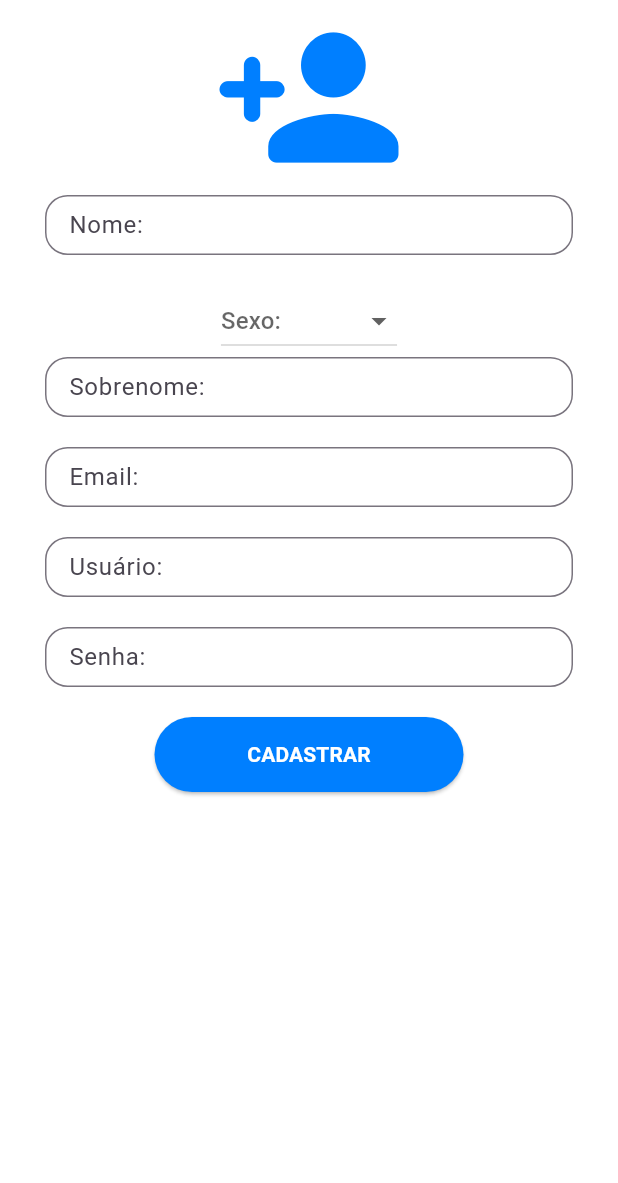
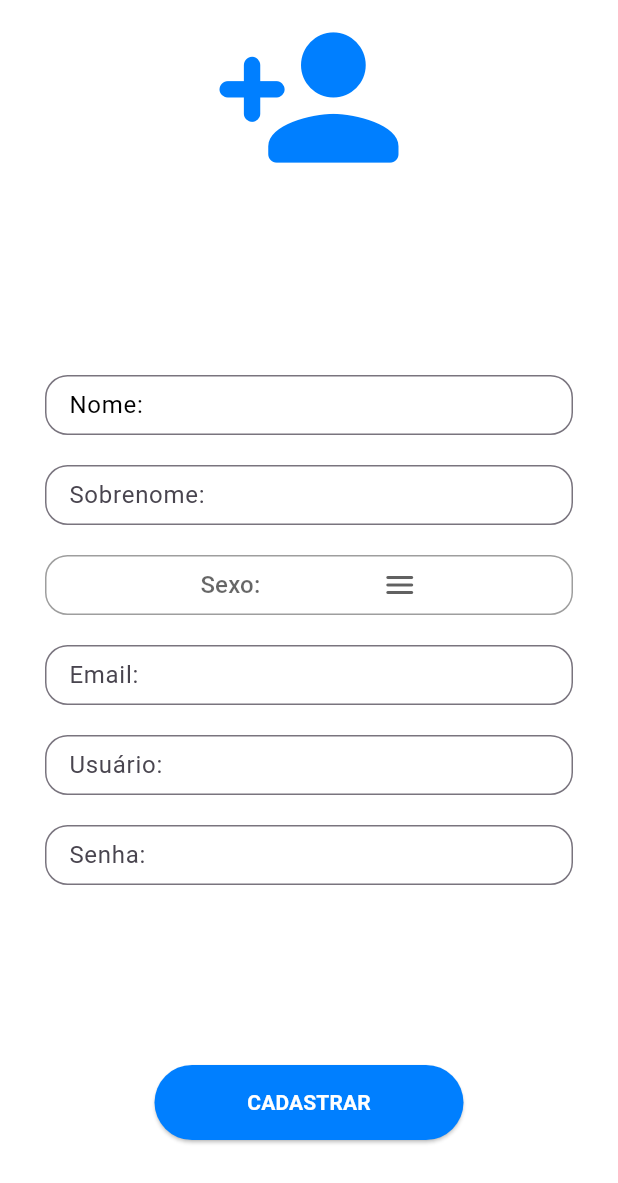
Before and after one commit to MySoloQ/derredor, a Flutter app: the screen it shows after launch, on a phone screen of 412 x 824 dp. Shown: the top 1183 px of the screen. Run offline on Flutter 3.47's test engine with Material 3 defaults, Android fonts, the phone set to English and light mode, and no system bars; our stand-ins replace carousel_slider; missing offline and left inert: dart:ffi.

Commit message:
finalização do wiget de seleção de sexo e otimização do código

```diff
--- a/lib/pages/register_page.dart
+++ b/lib/pages/register_page.dart
@@ -11,14 +11,14 @@ class Registerpage extends StatefulWidget {
   State<Registerpage> createState() => _RegisterpageState();
 }
 
+final List<String> _sexList = ['Masculino', 'Feminino', 'Prefiro não dizer'];
+String? _selectedSex;
+
 class _RegisterpageState extends State<Registerpage> {
   @override
   Widget build(BuildContext context) {
     double largura = MediaQuery.of(context).size.width;
     double altura = MediaQuery.of(context).size.height;
-
-    final List<String> _sexList = ['Masculino', 'Feminino', 'Não definido'];
-    String? _selectedSex;
 
     return Scaffold(
       backgroundColor: Colors.white,
@@ -29,11 +29,17 @@ class _RegisterpageState extends State<Registerpage> {
             Row(
               mainAxisAlignment: MainAxisAlignment.center,
               children: [
-                Center(
+                Container(
                   child: Icon(Icons.person_add_rounded,
-                        color: Style.Azul, size: 130)),
+                      color: Style.Azul, size: 130),
+                ),
               ],
             ),
+            SizedBox(
+              height: 120,
+            ),
+            Column(
+              children: [
                 Container(
                   width: largura,
                   height: 60,
@@ -41,6 +47,7 @@ class _RegisterpageState extends State<Registerpage> {
                     padding: EdgeInsets.fromLTRB(30, 0, 30, 20),
                     child: TextFormField(
                       decoration: InputDecoration(
+                          labelStyle: TextStyle(color: Colors.black),
                           labelText: "Nome:",
                           border: OutlineInputBorder(
                             borderRadius: BorderRadius.all(Radius.circular(15)),
@@ -48,34 +55,6 @@ class _RegisterpageState extends State<Registerpage> {
                     ),
                   ),
                 ),
-            // DropdownButton(
-            //   value: _selectedItem,
-            //   items: _dropDownItems.map((String item) {
-            //     return DropdownMenuItem(
-            //       value: item,
-            //       child: Text(item),
-            //     );
-            //   }).toList(),
-            //   onChanged: (String? value) {
-            //     setState(() {
-            //       _selectedItem = value!;
-            //       print(value);
-            //     });
-            //   },
-            //   icon: const Icon(Icons.arrow_drop_down),
-            // ),
-            DropdownButton(
-                hint: Text('Sexo:'),
-                value: _selectedSex,
-                items: _sexList
-                    .map((item) =>
-                        DropdownMenuItem(value: item, child: Text("$item")))
-                    .toList(),
-                onChanged: (value) {
-                  setState(() {
-                    _selectedSex = value;
-                  });
-                }),
                 Container(
                   width: largura,
                   height: 60,
@@ -87,6 +66,42 @@ class _RegisterpageState extends State<Registerpage> {
                           border: OutlineInputBorder(
                             borderRadius: BorderRadius.all(Radius.circular(15)),
                           )),
+                    ),
+                  ),
+                ),
+                Padding(
+                  padding: EdgeInsets.fromLTRB(30, 0, 30, 20),
+                  child: Container(
+                    width: largura,
+                    height: 40,
+                    decoration: BoxDecoration(
+                        border: Border.all(color: Colors.grey),
+                        borderRadius: BorderRadius.circular(15)),
+                    child: Row(
+                      mainAxisAlignment: MainAxisAlignment.center,
+                      children: [
+                        DropdownButton<String>(
+                          hint: Text("Sexo:"),
+                          value: _selectedSex,
+                          items: _sexList.map((String sex) {
+                            return DropdownMenuItem<String>(
+                              value: sex,
+                              child: Text(sex),
+                            );
+                          }).toList(),
+                          onChanged: (String? newValue) {
+                            setState(() {
+                              _selectedSex = newValue!;
+                              print(_selectedSex);
+                            });
+                          },
+                          icon: Icon(Icons.menu_rounded),
+                          underline: Container(
+                            height: 1,
+                            color: Colors.transparent,
+                          ),
+                        ),
+                      ],
                     ),
                   ),
                 ),
@@ -132,6 +147,11 @@ class _RegisterpageState extends State<Registerpage> {
                     ),
                   ),
                 ),
+              ],
+            ),
+            SizedBox(
+              height: 100,
+            ),
             ElevatedButton(
               onPressed: () => {},
               style: ElevatedButton.styleFrom(
```
Lines whose indentation alone changed are shown as unchanged.
